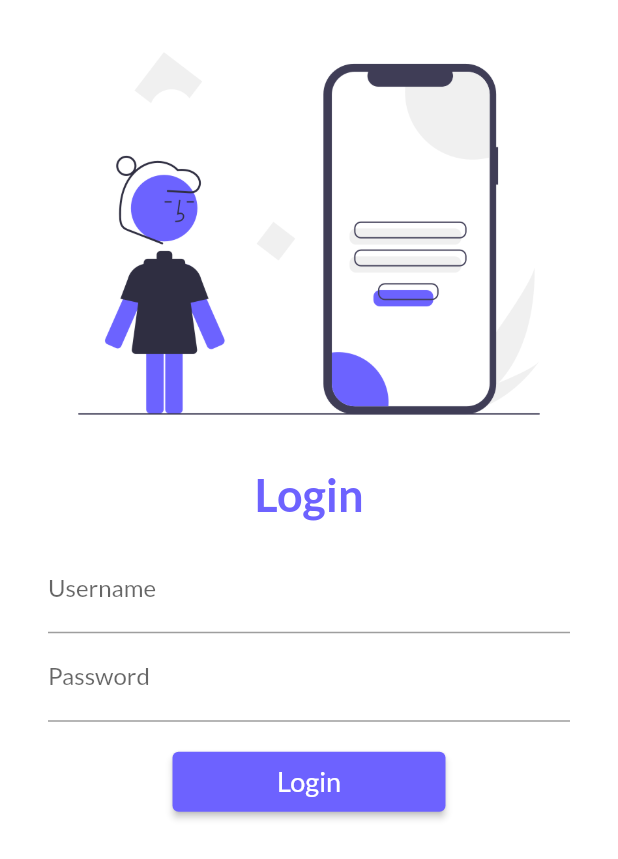
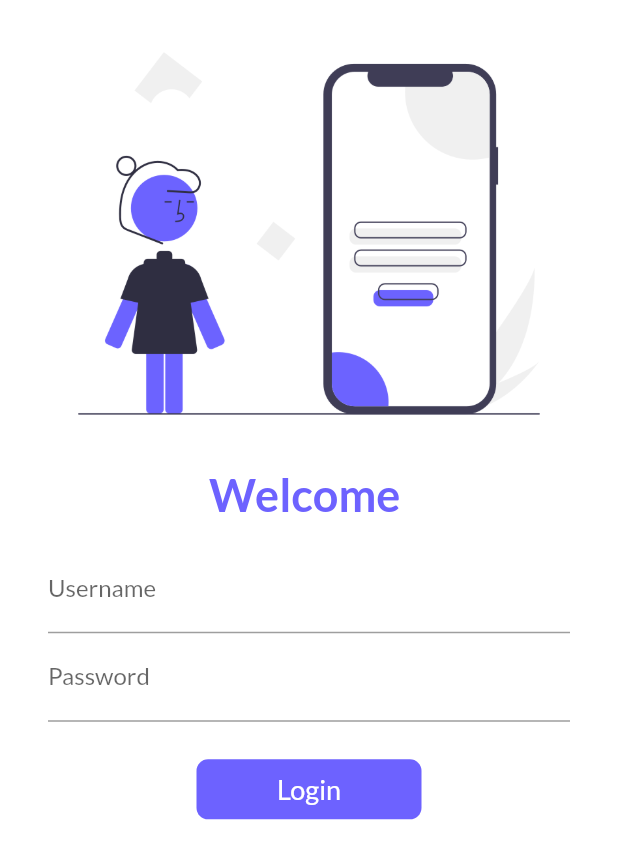
Before and after one commit to Bismay07/Flutter-in-30days, a Flutter app: the screen it shows after launch, on a phone screen of 412 x 824 dp. Shown: the top 859 px of the screen. Run offline on Flutter 3.47's test engine with Material 2 defaults, Android fonts, the phone set to English and light mode, and no system bars; our stand-ins replace google_fonts.

Commit message:
day 6 completed

```diff
--- a/lib/screens/login.dart
+++ b/lib/screens/login.dart
@@ -2,7 +2,15 @@ import 'package:flutter/material.dart';
 import 'package:google_fonts/google_fonts.dart';
 import 'package:test_1/utils/routes.dart';
 
-class LoginPage extends StatelessWidget {
+class LoginPage extends StatefulWidget {
+  @override
+  State<LoginPage> createState() => _LoginPageState();
+}
+
+class _LoginPageState extends State<LoginPage> {
+  String name = "";
+  bool isclicked = false;
+
   @override
   Widget build(BuildContext context) {
     return Material(
@@ -11,7 +19,7 @@ class LoginPage extends StatelessWidget {
         children: [
           Image.asset("assets/images/Mobile_login.png"),
           Text(
-            "Login",
+            "Welcome $name",
             style: TextStyle(
               fontWeight: FontWeight.bold,
               fontSize: 30,
@@ -25,31 +33,61 @@ class LoginPage extends StatelessWidget {
                 TextFormField(
                   decoration: InputDecoration(
                       hintText: "Enter your username", labelText: "Username"),
+                  onChanged: (value) {
+                    name = value;
+                    setState(() {});
+                  },
                 ),
                 TextFormField(
                   obscureText: true,
-
                   decoration: InputDecoration(
                     hintText: "Enter your Password",
                     labelText: "Password",
                   ),
                 ),
                 Padding(
-                  padding: const EdgeInsets.all(16.0),
-                  child: ElevatedButton(
-                      style: ElevatedButton.styleFrom(
-                          backgroundColor: Color.fromRGBO(109, 98, 255, 1)),
-                      onPressed: () {
-                        Navigator.pushNamed(context, MyRoutes.homeRoute);
-                      },
-                      child: Container(
-                          height: 40,
-                          width: 150,
-                          child: Center(
-                              child: Text(
-                            "Login",
-                            style: TextStyle(fontSize: 18),
-                          )))),
+                  padding: const EdgeInsets.all(25.0),
+                  // child: ElevatedButton(
+                  //     style: ElevatedButton.styleFrom(
+                  //         backgroundColor: Color.fromRGBO(109, 98, 255, 1)),
+                  //     onPressed: () {
+                  //       Navigator.pushNamed(context, MyRoutes.homeRoute);
+                  //     },
+                  //     child: Container(
+                  //         height: 40,
+                  //         width: 150,
+                  //         child: Center(
+                  //             child: Text(
+                  //           "Login",
+                  //           style: TextStyle(fontSize: 18),
+                  //         )))),
+                  child: InkWell(
+                    onTap: () async {
+                      setState(() {
+                        isclicked = true;
+                      });
+                      await Future.delayed(Duration(seconds: 1));
+                      Navigator.pushNamed(context, MyRoutes.homeRoute);
+                    },
+                    child: AnimatedContainer(
+                      duration: Duration(seconds: 1),
+                      height: isclicked ? 50 :40,
+                      width: isclicked ? 50 : 150,
+                      alignment: Alignment.center,
+                      decoration: BoxDecoration(
+                          color: Color.fromRGBO(109, 98, 255, 1),
+                          borderRadius:  BorderRadius.circular(isclicked ? 50 : 7.7),
+
+                      ),
+                      child: isclicked ? Icon(Icons.done, color: Colors.white,) : Text(
+                        "Login",
+                        style: TextStyle(
+                          color: Colors.white,
+                          fontSize: 18,
+                        ),
+                      ),
+                    ),
+                  ),
                 ),
               ],
             ),
```
